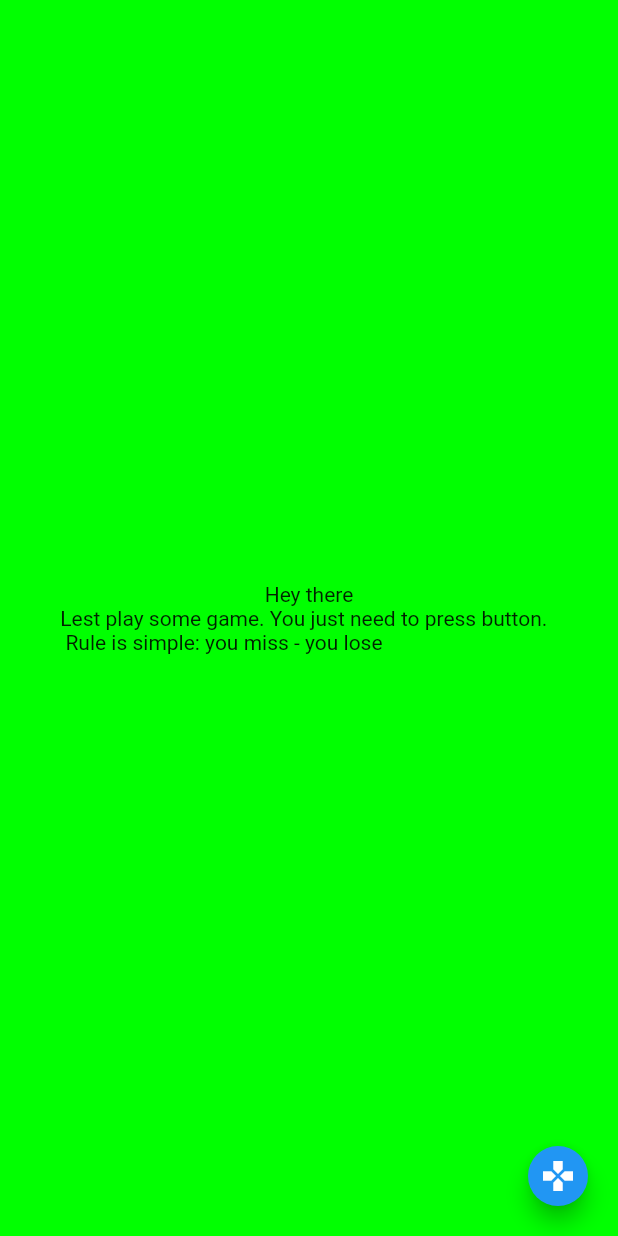
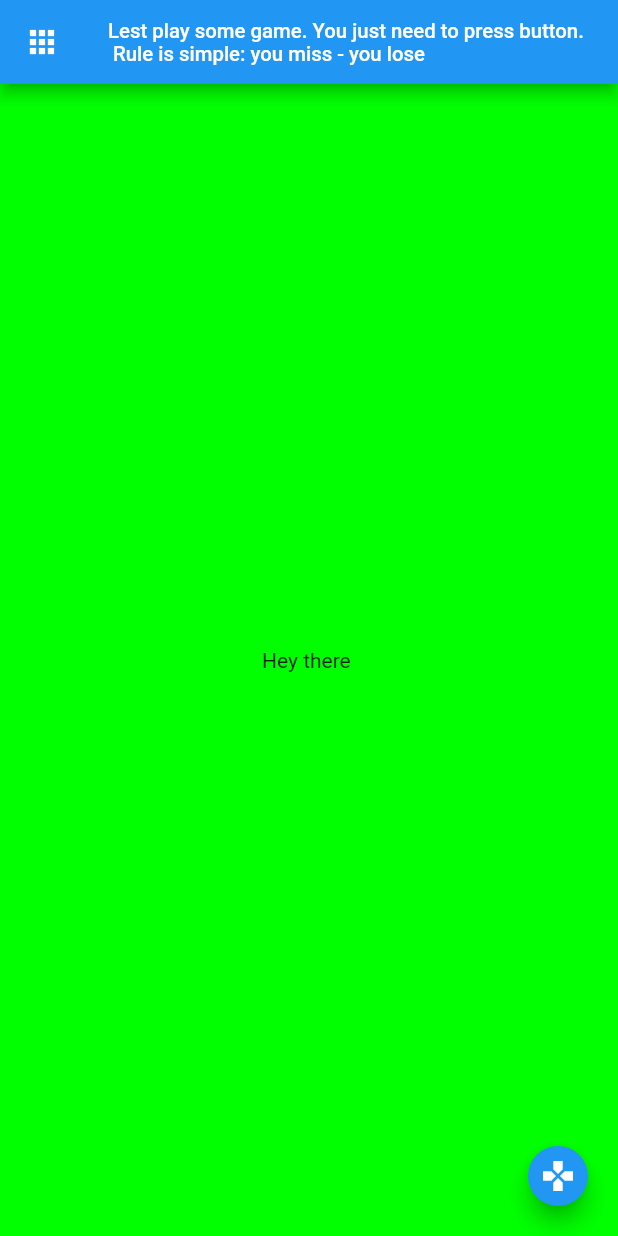
Before and after one commit to MiroshnykovDaniil/flutter_application, a Flutter app: the screen it shows after launch, on a phone screen of 412 x 824 dp. Run offline on Flutter 3.47's test engine with Material 2 defaults, Android fonts, the phone set to English and light mode, and no system bars.

```diff
--- a/lib/colorRandomiser.dart
+++ b/lib/colorRandomiser.dart
@@ -6,7 +6,6 @@ import 'package:flutter/cupertino.dart';
  */
 class ColorGenerator{
   Random random = new Random();
-
   // Generating new Color.
   // We call Random only one time bcs it's cheaper than calling it 3 times ($_^)
   Color generateColor(){
--- a/lib/homePage.dart
+++ b/lib/homePage.dart
@@ -10,65 +10,90 @@ class HomePage extends StatefulWidget{
 
 }
 // Widget state
-class _HomePageState extends State<HomePage>{
+class _HomePageState extends State<HomePage> {
   ColorGenerator colorRandomiser = new ColorGenerator();
   Color color = new Color.fromARGB(255, 1, 255, 1);
   double positionBottom = 0;
   double positionRight = 0;
-  String res="Lest play some game. You just need to press button. \r\n Rule is simple: you miss - you lose";
+  double positionTop = 100;
+  String res = "Lest play some game. You just need to press button. \r\n Rule is simple: you miss - you lose";
+
   // Changing state according to the background color
-  void _changeColor(){
-    setState((){
+  void _changeColor() {
+    setState(() {
       color = colorRandomiser.generateColor();
-      res="missed (^_^) ";
-        });
+      res = "missed (^_^) ";
+    });
   }
 
   // This game was made for you. Have fun.
   Random random = new Random();
-  void _game(){
+
+  void _game() {
     setState(() {
       res = "Ok. You`re accurate buddy, but you won't win next time!!!";
       positionBottom = random.nextInt(400).toDouble();
       positionRight = random.nextInt(300).toDouble();
+      positionTop = random.nextInt(300).toDouble();
     });
   }
 
+  final GlobalKey<ScaffoldState> _key = new GlobalKey<ScaffoldState>();
+
   @override
   Widget build(BuildContext context) {
-    // GestureDetector is needed to handle taps
-    Widget home = new GestureDetector(
-      onTap: _changeColor,
-      child:Scaffold(
-        backgroundColor: color,
-        body: Container(
-          // We use Row and Column here to place text in center of the screen: row for vertically, then column for horizontally
-          child: Row(
-            mainAxisAlignment: MainAxisAlignment.center,
-            children: <Widget>[
-              Column(
-                mainAxisAlignment: MainAxisAlignment.center,
-                children: <Widget>[
-                  Text("Hey there"),
-                  Text(res),
-                ],
-              )
-            ],
+    return Scaffold(
+      key: _key,
+      body: GestureDetector(
+        onTap: _changeColor,
+        child: Container(
+          color: color,
+          child: Center(
+            child: Text(
+              "Hey there ",
+              style: TextStyle
+                (
+                  decoration: TextDecoration.none
+              ),
+            ),
           ),
         ),
-
-        // "Buttons are not for games", they sayin'.
-        // "Try this" - we answer.
-        floatingActionButton: Padding(
-          padding: EdgeInsets.only(bottom: positionBottom, right: positionRight),
-          child :FloatingActionButton(
+      ),
+      appBar: AppBar(
+        title:
+        FittedBox(
+          fit: BoxFit.contain,
+          child: Text(res),
+        ),
+        leading: IconButton(
+          icon: Icon(Icons.apps),
+          onPressed: () => _key.currentState.openDrawer(),
+        ),
+      ),
+      floatingActionButton: Padding(
+          padding: EdgeInsets.only(
+              bottom: positionBottom, right: positionRight),
+          child: FloatingActionButton(
             onPressed: _game,
             child: Icon(Icons.gamepad),
             mini: true,
           )
+      ),
+      drawer: new Drawer(
+        child: Column(
+          mainAxisAlignment: MainAxisAlignment.start,
+          children: <Widget>[
+            Padding(
+              padding: EdgeInsets.only(top: positionTop, right: positionRight),
+              child: FloatingActionButton(
+                child: Icon(Icons.toys),
+                backgroundColor: color,
+                onPressed: _game,
+              ),
+            ),
+          ],
         ),
       ),
     );
-    return home;
   }
 }
```
